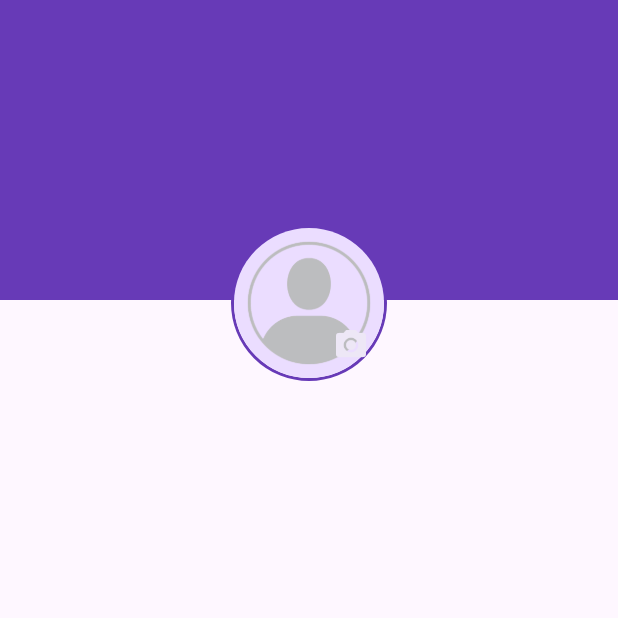
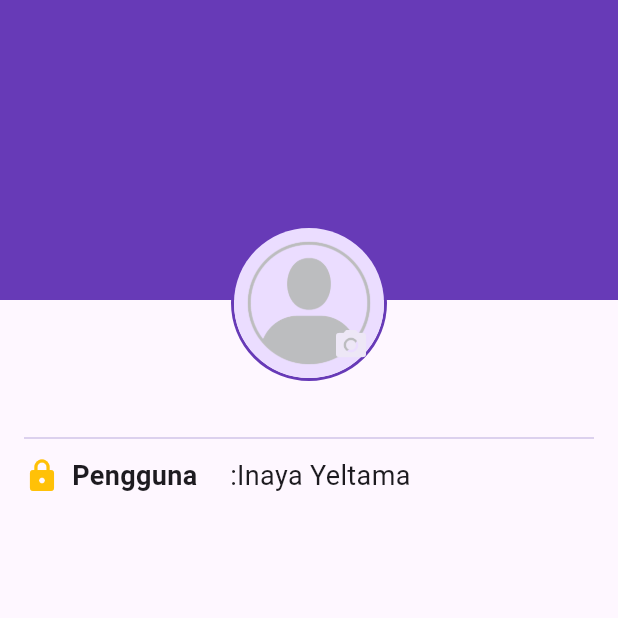
Before and after one commit to 2024-2025-Gasal-PABI-SI5B/project-wisata-candi-si5b-inayaYeltama, a Flutter app: the screen it shows after launch, on a phone screen of 412 x 824 dp, the top half of it. Run offline on Flutter 3.47's test engine with Material 3 defaults, Android fonts, the phone set to English and light mode, and no system bars; our stand-ins replace cached_network_image.

Commit message:
baris 1 (username)

```diff
--- a/candi/lib/screens/profile_screen.dart
+++ b/candi/lib/screens/profile_screen.dart
@@ -5,20 +5,20 @@ class ProfileScreen extends StatefulWidget {
 
   @override
   State<ProfileScreen> createState() => _ProfileScreenState();
-
 }
 
 class _ProfileScreenState extends State<ProfileScreen> {
-  //TODO : 1. Deklarasikan vaariabel yang dibutuhkan
+  // TODO: 1. Deklarasikan variabel yang dibutuhkan
   bool isSignedIn = true;
   String fullName = '';
-  String userNamae = '';
+  String userName = 'Inaya Yeltama';
   int favoriteCandiCount = 0;
+
   @override
   Widget build(BuildContext context) {
     return Scaffold(
       body: Stack(
-        children:[
+        children: [
           Container(
             height: 200,
             width: double.infinity,
@@ -28,41 +28,82 @@ class _ProfileScreenState extends State<ProfileScreen> {
             padding: const EdgeInsets.symmetric(horizontal: 16),
             child: Column(
               children: [
-                //TODO:2.Buat bagian Profile Header(isinya gambar profil)
+                // TODO: 2. Buat bagian Profile Header (isinya gambar profil)
                 Align(
                   alignment: Alignment.topCenter,
                   child: Padding(
-                    padding: const EdgeInsets.only(top: 150 ),
+                    padding: const EdgeInsets.only(top: 150),
                     child: Stack(
                       alignment: Alignment.bottomRight,
                       children: [
                         Container(
                           decoration: BoxDecoration(
-                            border:Border.all(
+                            border: Border.all(
                               color: Colors.deepPurple,
                               width: 2,
                             ),
-                            shape: BoxShape.circle ),
-                          child: CircleAvatar(
+                            shape: BoxShape.circle,
+                          ),
+                          child: const CircleAvatar(
                             radius: 50,
                             backgroundImage:
                                 AssetImage('images/placeholder_image.png'),
                           ),
                         ),
-                      if(isSignedIn)
-                        IconButton(
-                          onPressed: (){},
-                          icon: Icon(
-                            Icons.camera_alt,
-                            color: Colors.deepPurple[50],
+                        if (isSignedIn)
+                          IconButton(
+                            onPressed: () {},
+                            icon: Icon(
+                              Icons.camera_alt,
+                              color: Colors.deepPurple[50],
+                            ),
                           ),
-                        )
                       ],
                     ),
                   ),
                 ),
-                //TODO: 3. Buat bagian Profile Info(isinya info profile)
-                //TODO: 4. Buat bagian Profile Action(isinya tombol signin/signout)
+                // TODO: 3. Buat bagian Profile Info (isinya info profil)
+                const SizedBox(
+                  height: 30,
+                ),
+                Divider(
+                  color: Colors.deepPurple[100],
+                ),
+                const SizedBox(
+                  height: 4,
+                ),
+                Row(
+                  children: [
+                    SizedBox(
+                      width: MediaQuery.of(context).size.width /3,
+                      child: Row(
+                        children: [
+                          const Icon(
+                            Icons.lock,
+                            color: Colors.amber,
+                          ),
+                          SizedBox(
+                            width: 8,
+                            ),
+                            Text(
+                              'Pengguna',
+                              style: TextStyle(
+                                fontSize: 18,
+                                fontWeight: FontWeight.bold,
+                              ),
+                            )
+                        ],
+                      ),
+                    ),
+                  Expanded(
+                    child: Text(
+                      ':$userName',
+                    style: TextStyle(fontSize: 18),
+                    ))
+
+                  ],
+                ),
+                // TODO: 4. Buat bagian Profile Action (isinya tombol signin/signout)
               ],
             ),
           ),
@@ -70,5 +111,4 @@ class _ProfileScreenState extends State<ProfileScreen> {
       ),
     );
   }
-
 }
```
